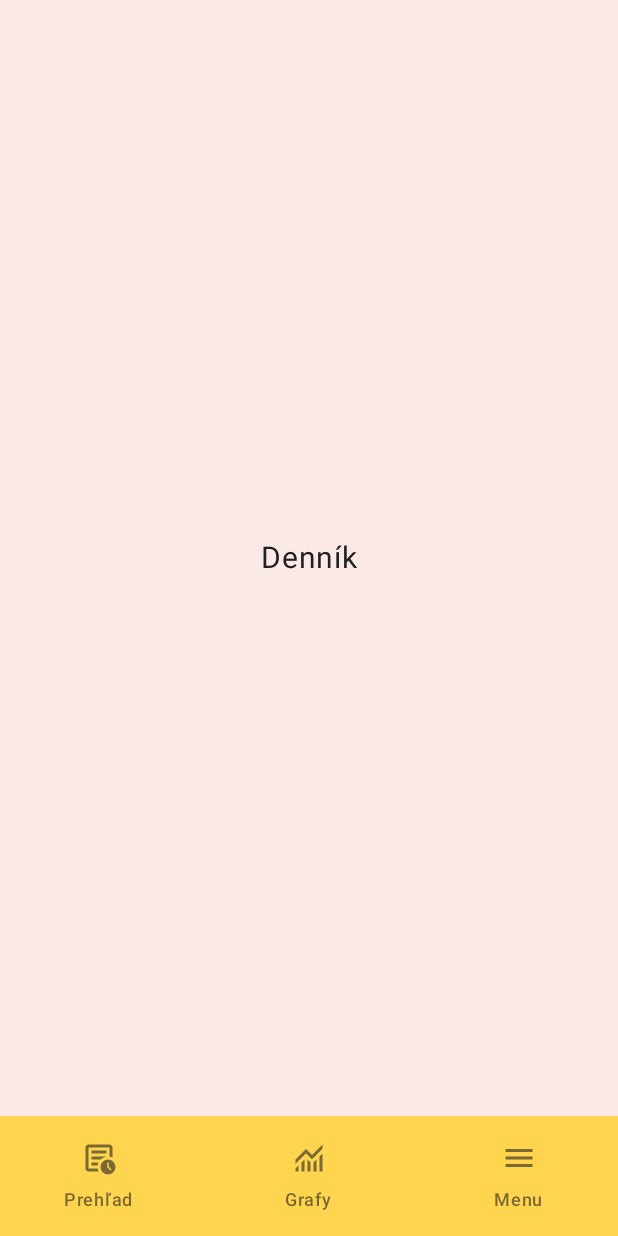
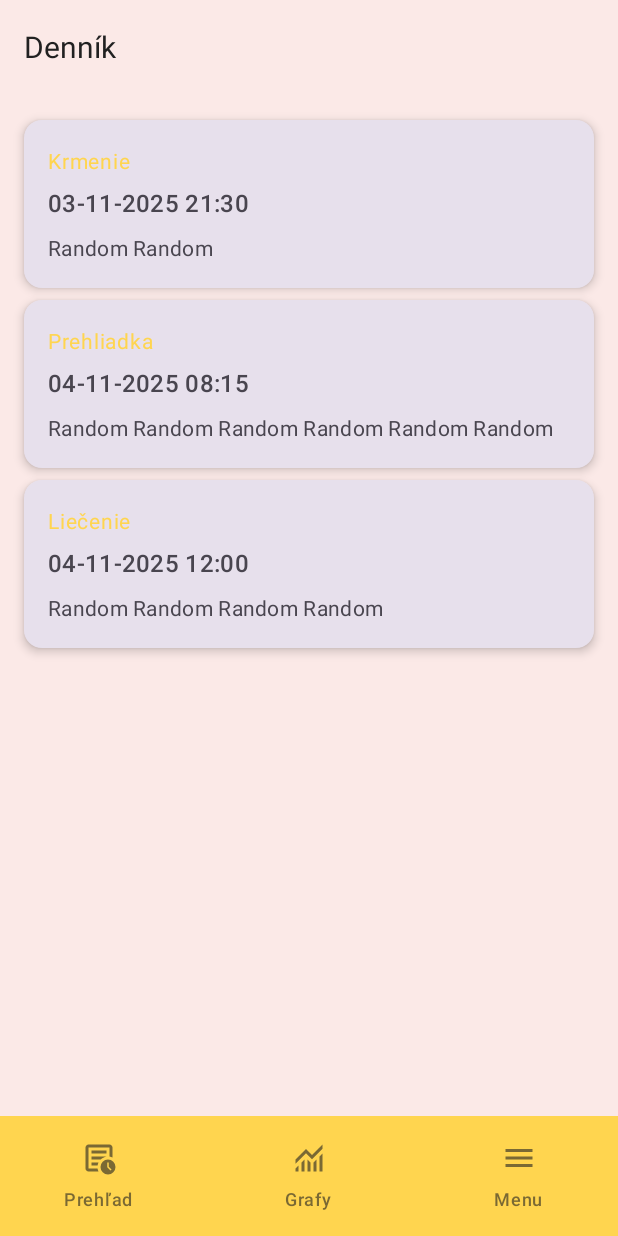
Before and after one commit to Miclah/BeeSense, an Android app built with Jetpack Compose: the DiaryScreen screen opened through its navigation route, on a phone screen of 412 x 824 dp. Run offline under Robolectric (Android 15) with nearby library versions, the phone set to English and light mode, and no system bars.

Commit message:
Basic DiaryScreen with static entries
- Created DiaryEntry data class to represent diary records.
- Created DiaryEntryCard to display entry information in a card ui component.

```diff
--- /dev/null
+++ b/app/src/main/java/com/beesense/data/model/DiaryEntry.kt
@@ -0,0 +1,8 @@
+package com.beesense.data.model
+
+data class DiaryEntry(
+    val id: Int,
+    val type: String,
+    val timestamp: String,
+    val note: String
+)
--- /dev/null
+++ b/app/src/main/java/com/beesense/ui/components/DiaryEntryCard.kt
@@ -0,0 +1,34 @@
+package com.beesense.ui.components
+
+import androidx.compose.foundation.layout.Column
+import androidx.compose.foundation.layout.Spacer
+import androidx.compose.foundation.layout.fillMaxSize
+import androidx.compose.foundation.layout.height
+import androidx.compose.foundation.layout.padding
+import androidx.compose.material3.Card
+import androidx.compose.material3.CardDefaults
+import androidx.compose.material3.Text
+import androidx.compose.runtime.Composable
+import androidx.compose.ui.Modifier
+import androidx.compose.ui.unit.dp
+import androidx.compose.ui.unit.sp
+import com.beesense.data.model.DiaryEntry
+
+
+@Composable
+fun DiaryEntryCard(entry: DiaryEntry) {
+    Card(
+        modifier = Modifier.fillMaxSize(),
+        elevation = CardDefaults.cardElevation(defaultElevation = 4.dp),
+        shape = CardDefaults.shape,
+        colors = CardDefaults.cardColors(containerColor = androidx.compose.material3.MaterialTheme.colorScheme.surfaceVariant)
+    ) {
+        Column(modifier = Modifier.padding(16.dp)) {
+            Text(text = entry.timestamp, fontSize = 14.sp, color = androidx.compose.material3.MaterialTheme.colorScheme.primary)
+            Spacer(modifier = Modifier.height(4.dp))
+            Text(text = entry.type, fontSize = 16.sp, style = androidx.compose.material3.MaterialTheme.typography.titleMedium)
+            Spacer(modifier = Modifier.height(8.dp))
+            Text(text = entry.note, fontSize = 14.sp, style = androidx.compose.material3.MaterialTheme.typography.bodyMedium)
+        }
+    }
+}
--- a/app/src/main/java/com/beesense/ui/screens/OverViewScreen.kt
+++ b/app/src/main/java/com/beesense/ui/screens/OverViewScreen.kt
@@ -46,7 +46,7 @@ fun OverviewScreen(viewModel: HiveViewModel = viewModel()) {
                             textStyle = androidx.compose.ui.text.TextStyle(fontSize = 16.sp),
                             keyboardOptions = KeyboardOptions.Default.copy(keyboardType = KeyboardType.Number),
                             modifier = Modifier
-                                .width(140.dp)
+                                .width(180.dp)
                                 .height(40.dp)
                                 .align(Alignment.CenterVertically)
                         )
--- a/app/src/main/java/com/beesense/ui/screens/subscreens/DiaryScreen.kt
+++ b/app/src/main/java/com/beesense/ui/screens/subscreens/DiaryScreen.kt
@@ -1,16 +1,48 @@
 package com.beesense.ui.screens.subscreens
 
-import androidx.compose.foundation.layout.Box
+import androidx.compose.foundation.layout.Arrangement
 import androidx.compose.foundation.layout.fillMaxSize
+import androidx.compose.foundation.layout.padding
+import androidx.compose.foundation.lazy.LazyColumn
+import androidx.compose.foundation.lazy.items
+import androidx.compose.material3.ExperimentalMaterial3Api
+import androidx.compose.material3.Scaffold
 import androidx.compose.material3.Text
+import androidx.compose.material3.TopAppBar
 import androidx.compose.runtime.Composable
-import androidx.compose.ui.Alignment
 import androidx.compose.ui.Modifier
+import androidx.compose.ui.unit.dp
 import androidx.compose.ui.unit.sp
+import com.beesense.data.model.DiaryEntry
+import com.beesense.ui.components.DiaryEntryCard
 
+@OptIn(ExperimentalMaterial3Api::class)
 @Composable
 fun DiaryScreen() {
-    Box(modifier = Modifier.fillMaxSize(), contentAlignment = Alignment.Center) {
-        Text(text = "Denník", fontSize = 20.sp)
+    // test data
+    val diaryEntries = listOf(
+        DiaryEntry(1, "03-11-2025 21:30", "Krmenie", "Random Random"),
+        DiaryEntry(2, "04-11-2025 08:15", "Prehliadka", "Random Random Random Random Random Random"),
+        DiaryEntry(3, "04-11-2025 12:00", "Liečenie", "Random Random Random Random")
+    )
+
+    Scaffold(
+        topBar = {
+            TopAppBar(
+                title = { Text("Denník", fontSize = 20.sp) }
+            )
+        }
+    ) { innerPadding ->
+        LazyColumn(
+            contentPadding = innerPadding,
+            verticalArrangement = Arrangement.spacedBy(8.dp),
+            modifier = Modifier
+                .fillMaxSize()
+                .padding(16.dp)
+        ) {
+            items(diaryEntries) { entry ->
+                DiaryEntryCard(entry)
+            }
+        }
     }
 }
```
